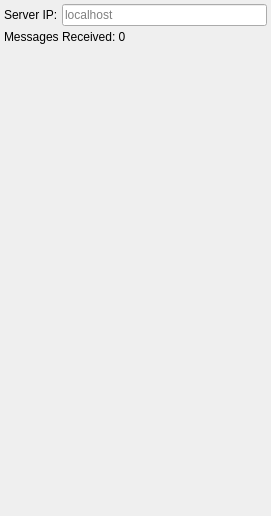
The window that bt_editor/sidepanel_monitor.ui (BehaviorTree/Groot) describes before a commit, drawn with Qt 5.
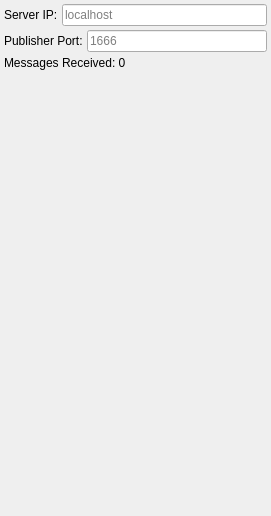
The same window after the commit.

Commit message:
Add server and publisher port configuration (#75)
* Add server and publisher port configuration

* Remove server_port configuration
Server and publisher ports are consecutive numbers where server port follows publisher port number.

Diff of the .ui file:
```diff
--- a/bt_editor/sidepanel_monitor.ui
+++ b/bt_editor/sidepanel_monitor.ui
@@ -59,6 +59,27 @@
      </item>
     </layout>
    </item>
+   <item>
+    <layout class="QHBoxLayout" name="horizontalLayout">
+     <item>
+      <widget class="QLabel" name="label_publisher">
+       <property name="text">
+        <string>Publisher Port:</string>
+       </property>
+      </widget>
+     </item>
+     <item>
+      <widget class="QLineEdit" name="lineEdit_publisher">
+       <property name="placeholderText">
+        <string>1666</string>
+       </property>
+       <property name="clearButtonEnabled">
+        <bool>true</bool>
+       </property>
+      </widget>
+     </item>
+    </layout>
+   </item>
    <item>
     <widget class="QLabel" name="labelCount">
      <property name="text">
```
The commit also changes 1 other file.
